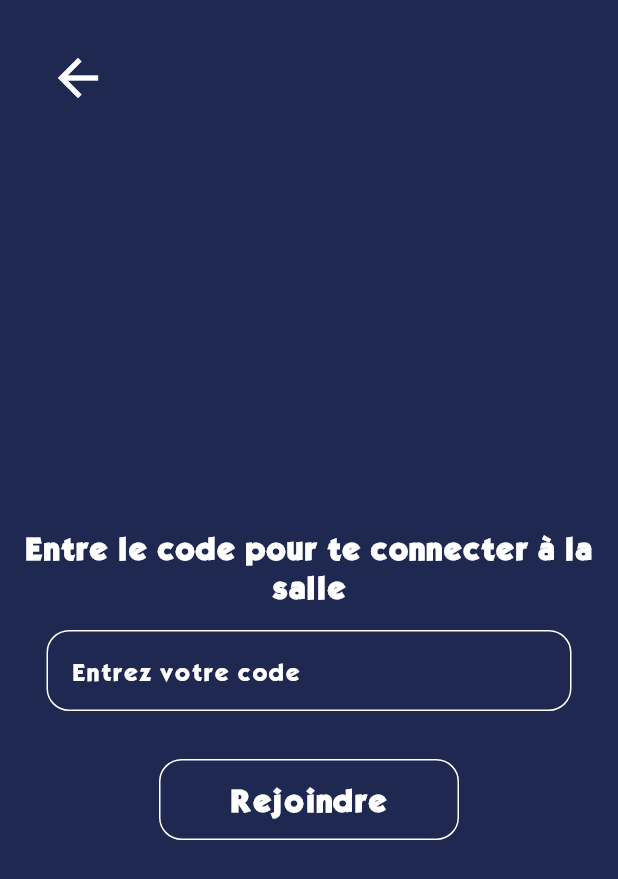
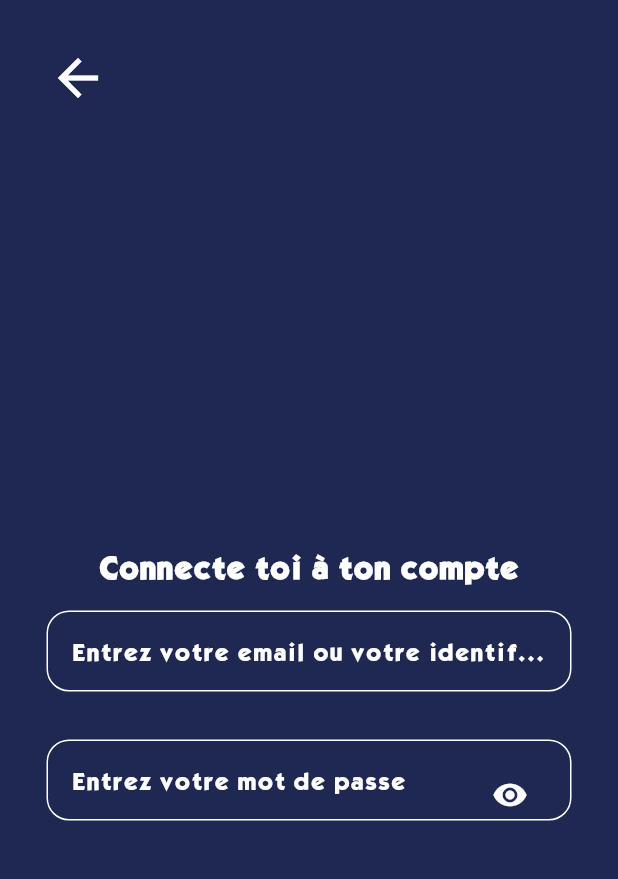
Before and after one commit to Atsug0/Monopoly_online_flutter, a Flutter app: the ConnexionPage screen opened by its route, on a phone screen of 412 x 824 dp. Shown: the top 879 px of the screen. Run offline on Flutter 3.47's test engine with Material 3 defaults, Android fonts, the light colour scheme and no system bars; drawn by our look-alikes of auto_size_text.

Commit message:
ajout connection

```diff
--- a/front/lib/vue/Connection/connection_page.dart
+++ b/front/lib/vue/Connection/connection_page.dart
@@ -10,7 +10,9 @@ class ConnexionPage extends StatefulWidget {
 }
 
 class _ConnexionPageState extends State<ConnexionPage> {
-  TextEditingController _textEditingController = TextEditingController();
+  TextEditingController _textEditingController2 = TextEditingController();
+  TextEditingController _textEditingController3 = TextEditingController();
+  bool _isObscured = true;
 
   @override
   Widget build(BuildContext context) {
@@ -38,7 +40,7 @@ class _ConnexionPageState extends State<ConnexionPage> {
             ),
             const Spacer(),
             const AutoSizeText(
-              "Entre le code pour te connecter à la salle",
+              "Connecte toi à ton compte",
               textAlign: TextAlign.center,
               style: TextStyle(
                   fontFamily: 'Kabel-Bold',
@@ -62,11 +64,12 @@ class _ConnexionPageState extends State<ConnexionPage> {
                     child: Padding(
                       padding: const EdgeInsets.all(8.0),
                       child: TextField(
-                        controller: _textEditingController,
-                        maxLength: 6,
-
+                        controller: _textEditingController2,
+                        onChanged: (String val) {
+                          setState(() {});
+                        },
                         decoration: const InputDecoration(
-                          hintText: 'Entrez votre code',
+                          hintText: 'Entrez votre email ou votre identifiant',
                           hintStyle: TextStyle(
                             fontFamily: 'Kabel-Bold',
                             fontWeight: FontWeight.w400,
@@ -79,13 +82,78 @@ class _ConnexionPageState extends State<ConnexionPage> {
                           focusedBorder: UnderlineInputBorder(
                             borderSide: BorderSide(color: Colors.transparent),
                           ),
+                          counterText: '',
+                          counterStyle: TextStyle(fontSize: 0),
+                          counter: Offstage(),
+                        ),
+                        style: const TextStyle(
+                          fontFamily: 'Kabel-Bold',
+                          fontWeight: FontWeight.bold,
+                          fontSize: 18.0,
+                          color: Colors.white,
+                        ),
+                        textInputAction: TextInputAction.none,
+                      ),
+                    ),
+                  ),
+                ),
+              ),
+            ),
+            Padding(
+              padding: const EdgeInsets.all(16.0),
+              child: Container(
+                height: 54,
+                width: 350,
+                decoration: BoxDecoration(
+                    borderRadius: BorderRadius.circular(15),
+                    color: const Color(0xFF1E2851),
+                    border: Border.all(width: 1, color: Colors.white)),
+                child: Padding(
+                  padding: const EdgeInsets.all(8.0),
+                  child: Center(
+                    child: Padding(
+                      padding: const EdgeInsets.all(8.0),
+                      child: TextField(
+                        controller: _textEditingController3,
+                        onChanged: (String val) {
+                          setState(() {});
+                        },
+                        obscureText:
+                            _isObscured, // Utiliser la variable pour déterminer si le texte doit être obscurci
+                        decoration: InputDecoration(
+                          hintText: 'Entrez votre mot de passe',
+                          hintStyle: const TextStyle(
+                            fontFamily: 'Kabel-Bold',
+                            fontWeight: FontWeight.w400,
+                            fontSize: 14.0,
+                            color: Colors.white,
+                          ),
+                          enabledBorder: const UnderlineInputBorder(
+                            borderSide: BorderSide(color: Colors.transparent),
+                          ),
+                          focusedBorder: const UnderlineInputBorder(
+                            borderSide: BorderSide(color: Colors.transparent),
+                          ),
                           counterText:
                               '', // Pour masquer le compteur de caractères
-                          counterStyle: TextStyle(
-                              fontSize:
-                                  0), // Pour réduire l'espace occupé par le compteur
-                          // Limiter la longueur maximale à 6 caractères
-                          counter: Offstage(),
+                          counterStyle: const TextStyle(
+                            fontSize: 0,
+                          ), // Pour réduire l'espace occupé par le compteur
+                          counter: const Offstage(),
+                          suffixIcon: IconButton(
+                            icon: Icon(
+                              _isObscured
+                                  ? Icons.visibility
+                                  : Icons.visibility_off,
+                              color: Colors.white,
+                            ),
+                            onPressed: () {
+                              setState(() {
+                                _isObscured =
+                                    !_isObscured; // Inverser l'état de l'obfuscation du texte
+                              });
+                            },
+                          ), // Ajouter un bouton pour masquer ou révéler le mot de passe
                         ),
                         style: const TextStyle(
                           fontFamily: 'Kabel-Bold',
@@ -101,6 +169,8 @@ class _ConnexionPageState extends State<ConnexionPage> {
                 ),
               ),
             ),
+            if (_textEditingController2.text.isNotEmpty &&
+                _textEditingController3.text.isNotEmpty)
               Padding(
                 padding: const EdgeInsets.all(16.0),
                 child: GestureDetector(
@@ -116,7 +186,7 @@ class _ConnexionPageState extends State<ConnexionPage> {
                         border: Border.all(width: 1, color: Colors.white)),
                     child: const Center(
                       child: AutoSizeText(
-                      "Rejoindre",
+                        "Se connecter",
                         textAlign: TextAlign.center,
                         style: TextStyle(
                             fontFamily: 'Kabel-Bold',
```
Also changed, not shown: 2 other files. Lines whose indentation alone changed are shown as unchanged.
